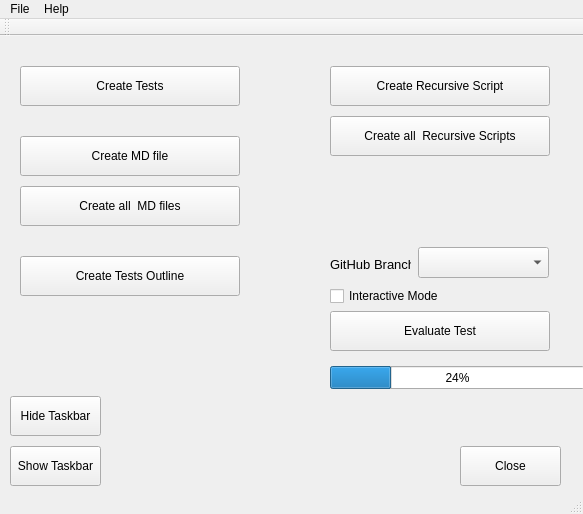
The window that tools/auto-tester/src/ui/AutoTester.ui (vircadia/vircadia-native-core) describes before a commit, drawn with Qt 5.
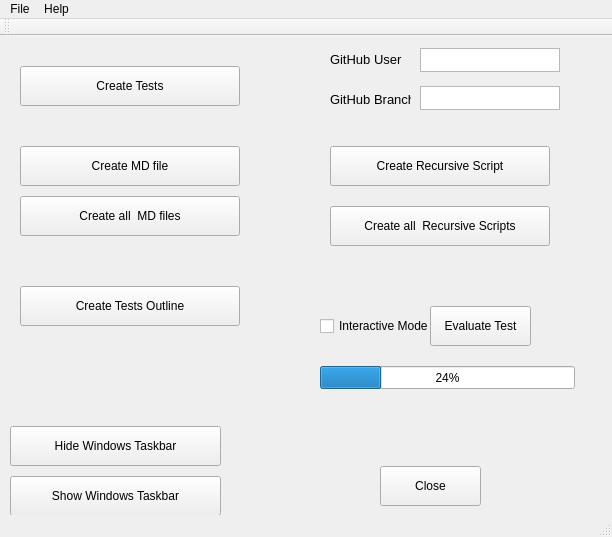
The same window after the commit.

```diff
--- a/tools/auto-tester/src/ui/AutoTester.ui
+++ b/tools/auto-tester/src/ui/AutoTester.ui
@@ -6,8 +6,8 @@
    <rect>
     <x>0</x>
     <y>0</y>
-    <width>583</width>
-    <height>514</height>
+    <width>612</width>
+    <height>537</height>
    </rect>
   </property>
   <property name="windowTitle">
@@ -17,8 +17,8 @@
    <widget class="QPushButton" name="closeButton">
     <property name="geometry">
      <rect>
-      <x>460</x>
-      <y>410</y>
+      <x>380</x>
+      <y>430</y>
       <width>101</width>
       <height>40</height>
      </rect>
@@ -43,9 +43,9 @@
    <widget class="QPushButton" name="evaluateTestsButton">
     <property name="geometry">
      <rect>
-      <x>330</x>
-      <y>275</y>
-      <width>220</width>
+      <x>430</x>
+      <y>270</y>
+      <width>101</width>
       <height>40</height>
      </rect>
     </property>
@@ -57,7 +57,7 @@
     <property name="geometry">
      <rect>
       <x>330</x>
-      <y>30</y>
+      <y>110</y>
       <width>220</width>
       <height>40</height>
      </rect>
@@ -69,8 +69,8 @@
    <widget class="QCheckBox" name="checkBoxInteractiveMode">
     <property name="geometry">
      <rect>
-      <x>330</x>
-      <y>250</y>
+      <x>320</x>
+      <y>280</y>
       <width>131</width>
       <height>20</height>
      </rect>
@@ -85,7 +85,7 @@
    <widget class="QProgressBar" name="progressBar">
     <property name="geometry">
      <rect>
-      <x>330</x>
+      <x>320</x>
       <y>330</y>
       <width>255</width>
       <height>23</height>
@@ -99,7 +99,7 @@
     <property name="geometry">
      <rect>
       <x>330</x>
-      <y>80</y>
+      <y>170</y>
       <width>220</width>
       <height>40</height>
      </rect>
@@ -112,7 +112,7 @@
     <property name="geometry">
      <rect>
       <x>20</x>
-      <y>100</y>
+      <y>110</y>
       <width>220</width>
       <height>40</height>
      </rect>
@@ -125,7 +125,7 @@
     <property name="geometry">
      <rect>
       <x>20</x>
-      <y>150</y>
+      <y>160</y>
       <width>220</width>
       <height>40</height>
      </rect>
@@ -138,7 +138,7 @@
     <property name="geometry">
      <rect>
       <x>20</x>
-      <y>220</y>
+      <y>250</y>
       <width>220</width>
       <height>40</height>
      </rect>
@@ -151,43 +151,33 @@
     <property name="geometry">
      <rect>
       <x>10</x>
-      <y>410</y>
-      <width>91</width>
+      <y>440</y>
+      <width>211</width>
       <height>40</height>
      </rect>
     </property>
     <property name="text">
-     <string>Show Taskbar</string>
+     <string>Show Windows Taskbar</string>
     </property>
    </widget>
    <widget class="QPushButton" name="hideTaskbarButton">
     <property name="geometry">
      <rect>
       <x>10</x>
-      <y>360</y>
-      <width>91</width>
+      <y>390</y>
+      <width>211</width>
       <height>40</height>
      </rect>
     </property>
     <property name="text">
-     <string>Hide Taskbar</string>
-    </property>
-   </widget>
-   <widget class="QComboBox" name="branchComboBox">
-    <property name="geometry">
-     <rect>
-      <x>418</x>
-      <y>211</y>
-      <width>131</width>
-      <height>31</height>
-     </rect>
+     <string>Hide Windows Taskbar</string>
     </property>
    </widget>
    <widget class="QLabel" name="label">
     <property name="geometry">
      <rect>
       <x>330</x>
-      <y>220</y>
+      <y>55</y>
       <width>81</width>
       <height>16</height>
      </rect>
@@ -201,13 +191,51 @@
      <string>GitHub Branch</string>
     </property>
    </widget>
+   <widget class="QLabel" name="label_2">
+    <property name="geometry">
+     <rect>
+      <x>330</x>
+      <y>15</y>
+      <width>81</width>
+      <height>16</height>
+     </rect>
+    </property>
+    <property name="font">
+     <font>
+      <pointsize>10</pointsize>
+     </font>
+    </property>
+    <property name="text">
+     <string>GitHub User</string>
+    </property>
+   </widget>
+   <widget class="QTextEdit" name="userTextEdit">
+    <property name="geometry">
+     <rect>
+      <x>420</x>
+      <y>12</y>
+      <width>140</width>
+      <height>24</height>
+     </rect>
+    </property>
+   </widget>
+   <widget class="QTextEdit" name="branchTextEdit">
+    <property name="geometry">
+     <rect>
+      <x>420</x>
+      <y>50</y>
+      <width>140</width>
+      <height>24</height>
+     </rect>
+    </property>
+   </widget>
   </widget>
   <widget class="QMenuBar" name="menuBar">
    <property name="geometry">
     <rect>
      <x>0</x>
      <y>0</y>
-     <width>583</width>
+     <width>612</width>
      <height>21</height>
     </rect>
    </property>
```
